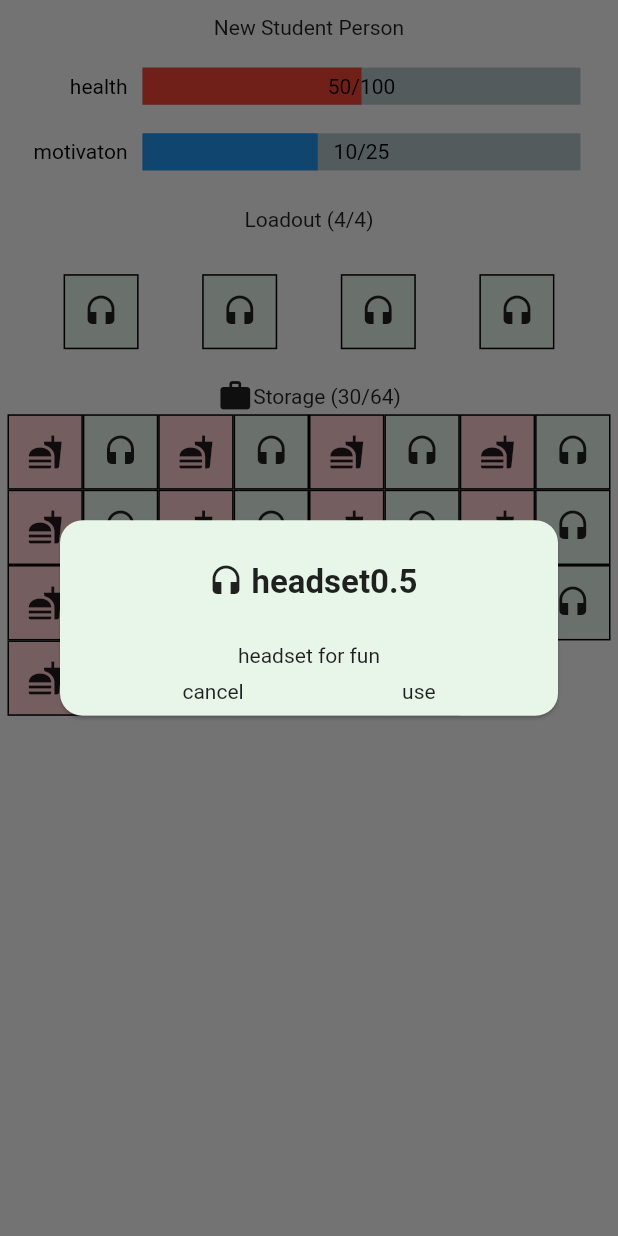
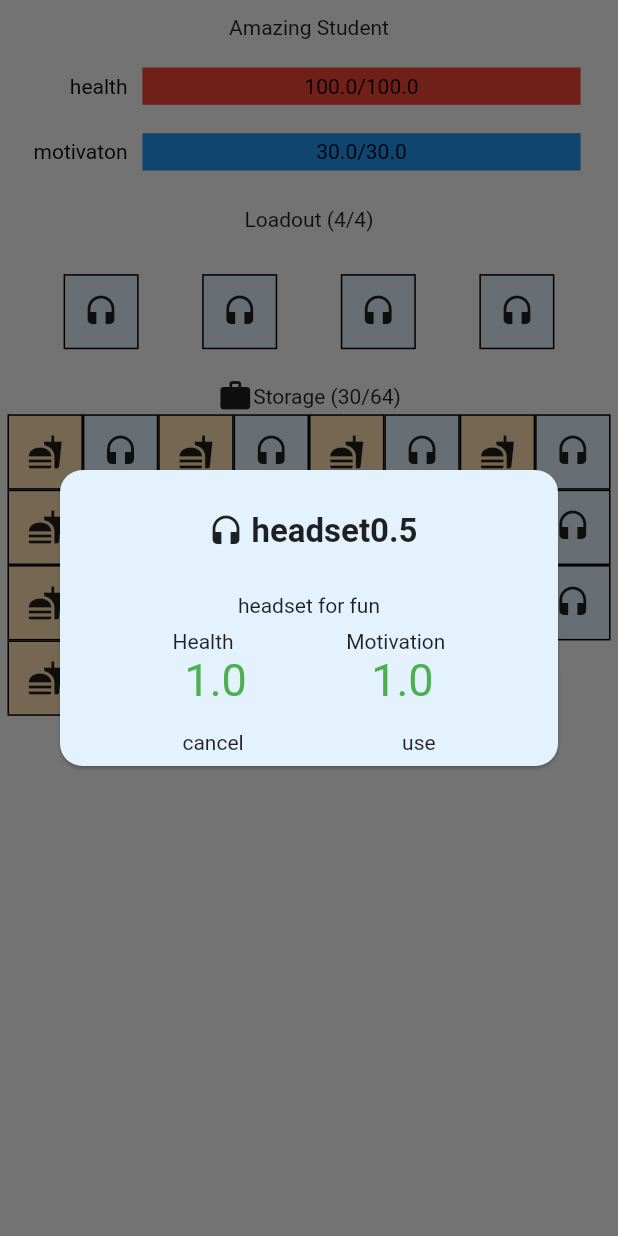
Before and after one commit to Colin-Orian/UOIT_GO, a Flutter app: the CharacterPage widget shown alone on an empty page, opened directly, after a tap on the "headset" icon, on a phone screen of 412 x 824 dp. Run offline on Flutter 3.47's test engine with Material 2 defaults, Android fonts, the phone set to English and light mode, and no system bars; drawn by our look-alikes of percent_indicator; our stand-ins replace flip_card.

Commit message:
Created character reference, refined dialog of item
Removed literal inventory and loadout lists to all be referenced within the character class instance.  Added in health changes into the dialog box, as well as reformatting the widget building

```diff
--- a/lib/Character.dart
+++ b/lib/Character.dart
@@ -1,24 +1,60 @@
+import 'Item.dart';
+
 class Character{
   double currentHealth;
   double maxHealth;
   double currentMotivation;
   double maxMotivation;
+  int invSize;
+  String name;
 
-  List _inventory =[];
-  List _loadout = [];
+  List<Item> _inventory =[];
+  List<Modifier> _loadout = [];
   List _activities = [];
 
-  Character({health,motivation});
+  Character({health,motivation,invSize,name}){
+    this.maxHealth=health;
+    this.maxMotivation=motivation;
+    this.invSize=invSize;
+    this.name=name;
 
-  List getInv(){
+    //sets characters current health and motivation to be full.
+    this.currentHealth=maxHealth;
+    this.currentMotivation=maxMotivation;
+  }
+
+  //return character inventory
+  List<Item> getInv(){
     return _inventory;
   }
 
-  List getLoad(){
+  //return character loadout
+  List<Modifier> getLoad(){
     return _loadout;
   }
 
+  //return character activities
   List getAct(){
     return _activities;
   }
+
+  //add item to inventory
+  void addItemInv(Item item){
+    _inventory.add(item);
+  }
+
+  //add modifier to loadout
+  void addModLoad(Modifier modifier){
+    _loadout.add(modifier);
+  }
+
+  //returns if inventory is full
+  bool isInvFull(){
+    return _inventory.length==invSize;
+  }
+
+  //returns if loadout is full
+  bool isLoadFull(){
+    return _loadout.length==4;
+  }
 }
--- a/lib/CharacterPage.dart
+++ b/lib/CharacterPage.dart
@@ -4,18 +4,22 @@ import 'Item.dart';
 import 'package:percent_indicator/percent_indicator.dart';
 
 class CharacterPage extends StatefulWidget{
+
+
   @override
   _CharacterPageState createState() => _CharacterPageState();
 }
+
+
 class _CharacterPageState extends State<CharacterPage>{
-  Character _character;
-  //TODO switch to List<Items>
-  List<Item> items=[];
-  List<Modifier> loadout= [];
+  //Test Character
+  Character _character=new Character(health: 100.0,motivation: 30.0,invSize: 54,name: "Amazing Student");
+
   _CharacterPageState(){
+    //Fills 30 items for testing
     for(int i=0;i<30;i++){
       if(i%2==0){
-        items.add(
+        _character.addItemInv(
           new Consumable(
             type: "Consumable",
             picture: Icon(Icons.fastfood),
@@ -26,14 +30,14 @@ class _CharacterPageState extends State<CharacterPage>{
           )
         );
       }else{
-        items.add(
+        _character.addItemInv(
           new Modifier(
             type: "Modifier",
             picture: Icon(Icons.headset),
             itemName: "headset${i/2}",
             description: "headset for fun",
-            maxHealthChange: 0.05*i,
-            maxMotivationChange: 0.05*i,
+            maxHealthChange: i*1.0,
+            maxMotivationChange: i*1.0,
           )
         );
       }
@@ -61,20 +65,21 @@ class _CharacterPageState extends State<CharacterPage>{
         mainAxisAlignment: MainAxisAlignment.spaceBetween,
         children: <Widget>[
           //character name
-          Text('New Student Person'),
+          Text(_character.name),
+
           //character health progress bar
           LinearPercentIndicator(
             width: MediaQuery.of(context).size.width-100,
             alignment: MainAxisAlignment.end,
             center: Text(
-              "50/100",
+              "${_character.currentHealth}/${_character.maxHealth}",
               style: TextStyle(color: Colors.black),
               ),
             leading: Text("health",
             style: TextStyle(color: Colors.black),
             ),
             lineHeight: MediaQuery.of(context).size.height*0.03,
-            percent: 50/100,
+            percent: _character.currentHealth/_character.maxHealth,
             progressColor: Colors.red,
           ),
 
@@ -83,14 +88,14 @@ class _CharacterPageState extends State<CharacterPage>{
             width: MediaQuery.of(context).size.width-100,
             alignment: MainAxisAlignment.end,
             center: Text(
-              "10/25",
+              "${_character.currentMotivation}/${_character.maxMotivation}",
               style: TextStyle(color: Colors.black),
               ),
             leading: Text("motivaton",
             style: TextStyle(color: Colors.black),
             ),
             lineHeight: MediaQuery.of(context).size.height*0.03,
-            percent: 10/25,
+            percent: _character.currentMotivation/_character.maxMotivation,
             progressColor: Colors.blue,
           ),
         ],
@@ -108,10 +113,10 @@ class _CharacterPageState extends State<CharacterPage>{
           Row(
             mainAxisAlignment: MainAxisAlignment.spaceEvenly,
             children: <Widget>[
-              items[1].buildItem(context),
-              items[1].buildItem(context),
-              items[1].buildItem(context),
-              items[1].buildItem(context),
+              _character.getInv()[1].buildItem(context),
+              _character.getInv()[1].buildItem(context),
+              _character.getInv()[1].buildItem(context),
+              _character.getInv()[1].buildItem(context),
             ],
           )
         ],
@@ -128,14 +133,14 @@ class _CharacterPageState extends State<CharacterPage>{
             mainAxisAlignment: MainAxisAlignment.center,
             children: <Widget>[
               Icon(Icons.work),
-              Text("Storage (${items.length}/64)"),
+              Text("Storage (${_character.getInv().length}/64)"),
             ],
           ),
           SizedBox(
             height: MediaQuery.of(context).size.height*0.4,
             child: GridView.count(
               crossAxisCount: 8,
-              children: items.map((item)=>item.buildItem(context)).toList(),
+              children: _character.getInv().map((item)=>item.buildItem(context)).toList(),
             )
           ),
         ]
--- a/lib/Item.dart
+++ b/lib/Item.dart
@@ -16,11 +16,22 @@ class Item {
   String getType(){return this._type;}
   Color _chooseColor(){
     if(_type=="Consumable"){
-      return Colors.red[100];
+      return Colors.orange[100];
     }else{
-      return Colors.green[50];
+      return Colors.blue[50];
     }
   }
+
+  Color numColor(double value){
+    if(value>0){
+      return Colors.green;
+    }else if(value<0){
+      return Colors.red;
+    }else{
+      return Colors.black;
+    }
+  }
+
   Widget buildItem(BuildContext context){
     return Container(
       decoration: BoxDecoration(
@@ -41,6 +52,34 @@ class Item {
     );
   }
 
+  Widget itemTitle(BuildContext context){
+    return Row(
+      mainAxisAlignment: MainAxisAlignment.center,
+      children: <Widget>[
+        Container(
+          padding: EdgeInsets.all(5.0),
+          height: MediaQuery.of(context).size.height*0.1,
+          child:_picture
+        ),
+        Text(
+          "$_itemName",
+          style: TextStyle(
+            fontSize: 22.0,
+            fontWeight: FontWeight.bold,
+          ),
+        ),
+      ],
+    );
+  }
+
+  Widget itemDesc(BuildContext context){
+    return Container(
+      padding: EdgeInsets.symmetric(horizontal:5.0),
+      width: MediaQuery.of(context).size.width*0.8,
+      child: Text(_description, textAlign: TextAlign.center,),
+    );
+  }
+
 //TODO customize dialog for each item type.
   Future<void>_itemDetailDialog(BuildContext context)async{
     var chocie=await showDialog<bool>(
@@ -57,28 +96,8 @@ class Item {
           child: Column(
             mainAxisSize: MainAxisSize.min,
             children: <Widget>[
-              Row(
-                mainAxisAlignment: MainAxisAlignment.center,
-                children: <Widget>[
-                  Container(
-                    padding: EdgeInsets.all(5.0),
-                    height: MediaQuery.of(context).size.height*0.1,
-                    child:_picture
-                  ),
-                  Text(
-                    "$_itemName",
-                    style: TextStyle(
-                      fontSize: 22.0,
-                      fontWeight: FontWeight.bold,
-                    ),
-                  ),
-                ],
-              ),
-              Container(
-                padding: EdgeInsets.symmetric(horizontal:5.0),
-                width: MediaQuery.of(context).size.width*0.8,
-                child: Text(_description, textAlign: TextAlign.center,),
-              ),
+              itemTitle(context),
+              itemDesc(context),
               Row(
                 mainAxisAlignment: MainAxisAlignment.spaceEvenly,
                 children: <Widget>[
@@ -95,19 +114,6 @@ class Item {
             ],
           ),
         );
-        /*return SimpleDialog(
-          title: Text(_itemName),
-          children: <Widget>[
-            SimpleDialogOption(
-              child: Text('use'),
-              onPressed: (){Navigator.pop(context,true);},
-            ),
-            SimpleDialogOption(
-              child: Text('cancel'),
-              onPressed: (){Navigator.pop(context,false);},
-            )
-          ],
-        );*/
       }
     );
   }
@@ -133,46 +139,75 @@ class Consumable extends Item{
   }
   double getHealthChange(){return _healthChange;}
   double getMotivationChange(){return _motivationChange;}
-/*
+
   @override
-  Widget buildItem(){
-    return Container(
-      child: IconButton(
-        icon: _picture,
-        onPressed:(){ _itemDetailDialog();},
-      ),
-      color:_chooseColor(),
-    );
-  }
-
-  void _itemDetailDialog() {
-    showDialog(
-      //context: context,
-      barrierDismissible:true,
-      builder: (BuildContext context){
+  Future<void>_itemDetailDialog(BuildContext context)async{
+    var chocie=await showDialog<bool>(
+      context: context,
+      barrierDismissible: true,
+      builder: (BuildContext context) {
         return Dialog(
           shape: RoundedRectangleBorder(
-            borderRadius: BorderRadius.circular(5.0),
+            borderRadius: BorderRadius.circular(15.0),
           ),
+          elevation: 1.0,
           backgroundColor: _chooseColor(),
-          child: _itemDetailWidget()
+          //Actual Widget shown inside of dialog box
+          child: Column(
+            mainAxisSize: MainAxisSize.min,
+            children: <Widget>[
+              itemTitle(context),
+              itemDesc(context),
+              Padding(padding: EdgeInsets.symmetric(vertical: 4.0),),
+              Row(
+                mainAxisAlignment: MainAxisAlignment.spaceEvenly,
+                children: <Widget>[
+                  Text("Health",textAlign: TextAlign.center,),
+                  Text("Motivation",textAlign: TextAlign.center,),
+                ],
+              ),
+              Row(
+                mainAxisAlignment: MainAxisAlignment.spaceEvenly,
+                children: <Widget>[
+                  Text(
+                    "$_healthChange",
+                    textAlign: TextAlign.center,
+                    style: TextStyle(
+                      color: numColor(_healthChange),
+                      fontSize: 30.0,
+                    ),
+                  ),
+                  Text(
+                    "$_motivationChange",
+                    textAlign: TextAlign.center,
+                    style: TextStyle(
+                      color: numColor(_motivationChange),
+                      fontSize: 30.0,
+                    ),
+                  )
+                ],
+              ),
+              Padding(padding: EdgeInsets.symmetric(vertical: 4.0),),
+              Row(
+                mainAxisAlignment: MainAxisAlignment.spaceEvenly,
+                children: <Widget>[
+                  SimpleDialogOption(
+                    child: Text('cancel'),
+                    onPressed: (){Navigator.pop(context,false);},
+                  ),
+                  SimpleDialogOption(
+                    child: Text('use'),
+                    onPressed: (){Navigator.pop(context,true);},
+                  )
+                ],
+              )
+            ],
+          ),
         );
       }
     );
   }
 
-  Widget _itemDetailWidget(){
-    return Column(
-      children: <Widget>[
-        Row(
-          children: <Widget>[
-            _picture,
-
-          ],
-        )
-      ],
-    );
-  }*/
 }
 
 
@@ -194,14 +229,72 @@ class Modifier extends Item{
   }
   double getMaxHealthChange(){return _maxHealthChange;}
   double getMaxMotivationChange(){return _maxMotivationChange;}
-/*
+
   @override
-  Widget buildItem(){
-    return Container(
-      child: IconButton(
-        icon: _picture,
-      ),
-      color:_chooseColor(),
+  Future<void>_itemDetailDialog(BuildContext context)async{
+    var chocie=await showDialog<bool>(
+      context: context,
+      barrierDismissible: true,
+      builder: (BuildContext context) {
+        return Dialog(
+          shape: RoundedRectangleBorder(
+            borderRadius: BorderRadius.circular(15.0),
+          ),
+          elevation: 1.0,
+          backgroundColor: _chooseColor(),
+          //Actual Widget shown inside of dialog box
+          child: Column(
+            mainAxisSize: MainAxisSize.min,
+            children: <Widget>[
+              itemTitle(context),
+              itemDesc(context),
+              Padding(padding: EdgeInsets.symmetric(vertical: 4.0),),
+              Row(
+                mainAxisAlignment: MainAxisAlignment.spaceEvenly,
+                children: <Widget>[
+                  Text("Health",textAlign: TextAlign.center,),
+                  Text("Motivation",textAlign: TextAlign.center,),
+                ],
+              ),
+              Row(
+                mainAxisAlignment: MainAxisAlignment.spaceEvenly,
+                children: <Widget>[
+                  Text(
+                    "$_maxHealthChange",
+                    textAlign: TextAlign.center,
+                    style: TextStyle(
+                      color: numColor(_maxHealthChange),
+                      fontSize: 30.0,
+                    ),
+                  ),
+                  Text(
+                    "$_maxMotivationChange",
+                    textAlign: TextAlign.center,
+                    style: TextStyle(
+                      color: numColor(_maxMotivationChange),
+                      fontSize: 30.0,
+                    ),
+                  )
+                ],
+              ),
+              Padding(padding: EdgeInsets.symmetric(vertical: 4.0),),
+              Row(
+                mainAxisAlignment: MainAxisAlignment.spaceEvenly,
+                children: <Widget>[
+                  SimpleDialogOption(
+                    child: Text('cancel'),
+                    onPressed: (){Navigator.pop(context,false);},
+                  ),
+                  SimpleDialogOption(
+                    child: Text('use'),
+                    onPressed: (){Navigator.pop(context,true);},
+                  )
+                ],
+              )
+            ],
+          ),
+        );
+      }
     );
-  }*/
+  }
 }
```
